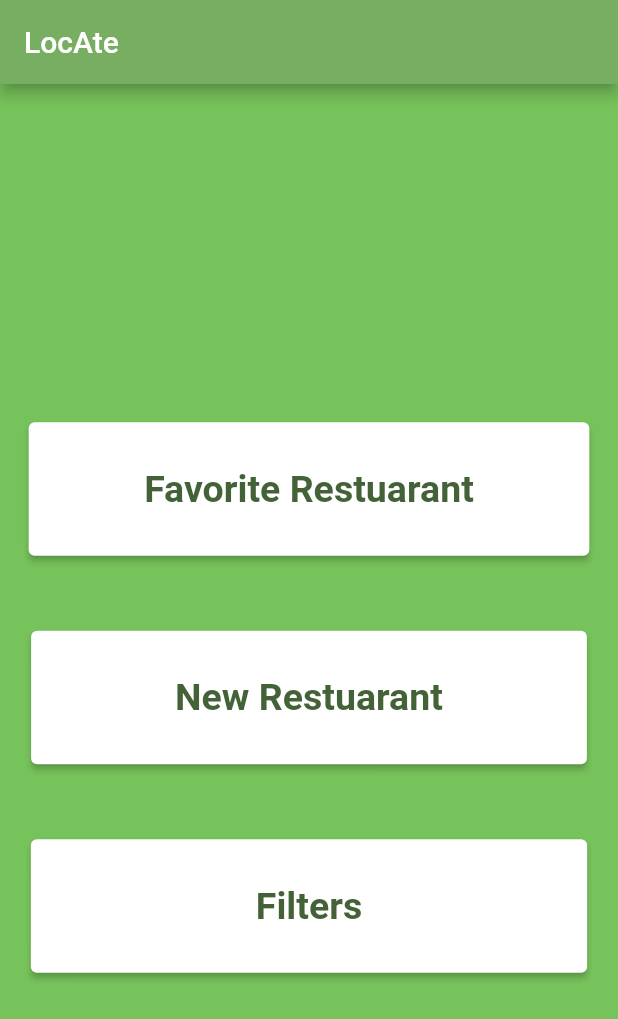
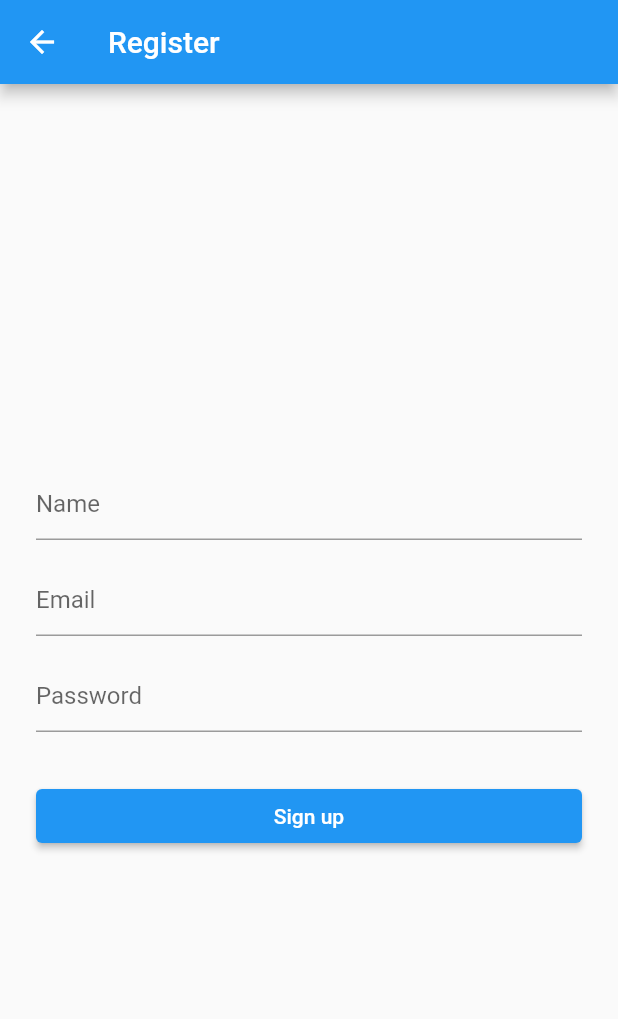
Before and after one commit to jeepy33/CS1530-2022Fall, a Flutter app: the screen it shows after launch, after a tap on "Sign Up", on a phone screen of 412 x 824 dp. Shown: the top 1019 px of the screen. Run offline on Flutter 3.47's test engine with Material 2 defaults, Android fonts, the phone set to English and light mode, and no system bars; our stand-ins replace carousel_slider, firebase_auth, firebase_core, iconly; missing offline and left inert: filter_list, spritewidget; accounts and stored records are empty.

Commit message:
implemented sign up page

```diff
--- a/lib/constants.dart
+++ b/lib/constants.dart
@@ -2,6 +2,7 @@ const String homeRoute = '/home';
 const String filterRoute = '/filter';
 const String loginRoute = '/login';
 const String signInRoute = '/sign_in';
+const String signUpRoute = '/sign_up';
 
 const String roll1Route = '/rollNew';
 const String roll2Route = '/rollFav';
--- a/lib/login.dart
+++ b/lib/login.dart
@@ -83,7 +83,7 @@ class _LoginPageState extends State<LoginPage> {
                   textStyle: const TextStyle(
                       fontSize: 25, fontWeight: FontWeight.bold)),
               onPressed: () {
-                Navigator.pushNamed(context, homeRoute,
+                Navigator.pushNamed(context, signUpRoute,
                     arguments: 'arguments/chose Templates');
               },
               child: const Text('Sign Up',
--- a/lib/router.dart
+++ b/lib/router.dart
@@ -5,6 +5,7 @@ import 'roll_favorite.dart';
 import 'roll_familiar.dart';
 import 'filter.dart';
 import 'sign_in.dart';
+import 'sign_up.dart';
 
 import 'constants.dart';
 
@@ -23,6 +24,8 @@ class Router {
         return MaterialPageRoute(builder: (_) => RollFamiliarPage());
       case signInRoute:
         return MaterialPageRoute(builder: (_) => SignInPage());
+      case signUpRoute:
+        return MaterialPageRoute(builder: (_) => SignUpPage());
       default:
         return MaterialPageRoute(
             builder: (_) => Scaffold(
--- a/lib/sign_in.dart
+++ b/lib/sign_in.dart
@@ -25,12 +25,11 @@ class _SignInPageState extends State<SignInPage> {
   Future<FirebaseApp> _initializeFirebase() async {
     FirebaseOptions firebaseConfig = DefaultFirebaseOptions.currentPlatform;
     FirebaseApp firebaseApp = await Firebase.initializeApp(options: firebaseConfig);
-    firebaseApp.options;
     User? user = FirebaseAuth.instance.currentUser;
 
     if (user != null && mounted) {
-      Navigator.pushNamed(context, homeRoute,
-          arguments: 'arguments/chose Templates');
+      //Navigator.pushNamed(context, homeRoute,
+          //arguments: 'arguments/chose Templates');
     }
 
     return firebaseApp;
@@ -38,28 +37,6 @@ class _SignInPageState extends State<SignInPage> {
 
   @override
   Widget build(BuildContext context) {
-    /*return Scaffold(
-      appBar: AppBar(
-        title: Text('Firebase Authentication'),
-      ),
-      body: FutureBuilder(
-        future: _initializeFirebase(),
-        builder: (context, snapshot) {
-          if (snapshot.connectionState == ConnectionState.done) {
-            return Column(
-              children: const [
-                Text('Login'),
-              ],
-            );
-          }
-          return const Center(
-            child: CircularProgressIndicator(),
-          );
-        },
-      ),
-    );*/
-
-
     return GestureDetector(
       onTap: () {
         _focusEmail.unfocus();
@@ -165,19 +142,6 @@ class _SignInPageState extends State<SignInPage> {
                                   ),
                                 ),
                               ),
-                              SizedBox(width: 24.0),
-                              Expanded(
-                                child: ElevatedButton(
-                                  onPressed: () {
-                                    Navigator.pushNamed(context, homeRoute,
-                                        arguments: 'arguments/chose Templates');
-                                  },
-                                  child: Text(
-                                    'Register',
-                                    style: TextStyle(color: Colors.white),
-                                  ),
-                                ),
-                              ),
                             ],
                           )
                         ],
--- /dev/null
+++ b/lib/sign_up.dart
@@ -0,0 +1,168 @@
+import 'package:firebase_core/firebase_core.dart';
+import 'package:flutter/material.dart';
+import 'constants.dart';
+import 'package:firebase_auth/firebase_auth.dart';
+import 'fire_auth.dart';
+import 'firebase_options.dart';
+import 'validator.dart';
+
+class SignUpPage extends StatefulWidget {
+  @override
+  _SignUpPageState createState() => _SignUpPageState();
+}
+
+class _SignUpPageState extends State<SignUpPage> {
+  final _registerFormKey = GlobalKey<FormState>();
+
+  final _nameTextController = TextEditingController();
+  final _emailTextController = TextEditingController();
+  final _passwordTextController = TextEditingController();
+
+  final _focusName = FocusNode();
+  final _focusEmail = FocusNode();
+  final _focusPassword = FocusNode();
+
+  bool _isProcessing = false;
+
+
+  Future<FirebaseApp> _initializeFirebase() async {
+    FirebaseOptions firebaseConfig = DefaultFirebaseOptions.currentPlatform;
+    FirebaseApp firebaseApp = await Firebase.initializeApp(options: firebaseConfig);
+
+    return firebaseApp;
+  }
+
+  @override
+  Widget build(BuildContext context) {
+    return GestureDetector(
+      onTap: () {
+        _focusName.unfocus();
+        _focusEmail.unfocus();
+        _focusPassword.unfocus();
+      },
+      child: Scaffold(
+        appBar: AppBar(
+          title: Text('Register'),
+        ),
+        body: FutureBuilder(
+          future: _initializeFirebase(),
+          builder: (context, snapshot) {
+            if (snapshot.connectionState == ConnectionState.done) {
+              return Padding(padding: const EdgeInsets.all(24.0),
+                child: Center(
+                  child: Column(
+                    mainAxisAlignment: MainAxisAlignment.center,
+                    children: [
+                      Form(
+                        key: _registerFormKey,
+                        child: Column(
+                          children: <Widget>[
+                            TextFormField(
+                              controller: _nameTextController,
+                              focusNode: _focusName,
+                              validator: (value) => Validator.validateName(
+                                name: value,
+                              ),
+                              decoration: InputDecoration(
+                                hintText: "Name",
+                                errorBorder: UnderlineInputBorder(
+                                  borderRadius: BorderRadius.circular(6.0),
+                                  borderSide: BorderSide(
+                                    color: Colors.red,
+                                  ),
+                                ),
+                              ),
+                            ),
+                            SizedBox(height: 16.0),
+                            TextFormField(
+                              controller: _emailTextController,
+                              focusNode: _focusEmail,
+                              validator: (value) => Validator.validateEmail(
+                                email: value,
+                              ),
+                              decoration: InputDecoration(
+                                hintText: "Email",
+                                errorBorder: UnderlineInputBorder(
+                                  borderRadius: BorderRadius.circular(6.0),
+                                  borderSide: BorderSide(
+                                    color: Colors.red,
+                                  ),
+                                ),
+                              ),
+                            ),
+                            SizedBox(height: 16.0),
+                            TextFormField(
+                              controller: _passwordTextController,
+                              focusNode: _focusPassword,
+                              obscureText: true,
+                              validator: (value) => Validator.validatePassword(
+                                password: value,
+                              ),
+                              decoration: InputDecoration(
+                                hintText: "Password",
+                                errorBorder: UnderlineInputBorder(
+                                  borderRadius: BorderRadius.circular(6.0),
+                                  borderSide: BorderSide(
+                                    color: Colors.red,
+                                  ),
+                                ),
+                              ),
+                            ),
+                            SizedBox(height: 32.0),
+                            _isProcessing
+                                ? CircularProgressIndicator()
+                                : Row(
+                              children: [
+                                Expanded(
+                                  child: ElevatedButton(
+                                    onPressed: () async {
+                                      setState(() {
+                                        _isProcessing = true;
+                                      });
+
+                                      if (_registerFormKey.currentState!
+                                          .validate()) {
+                                        User? user = await FireAuth
+                                            .registerUsingEmailPassword(
+                                          name: _nameTextController.text,
+                                          email: _emailTextController.text,
+                                          password:
+                                          _passwordTextController.text,
+                                        );
+
+                                        setState(() {
+                                          _isProcessing = false;
+                                        });
+
+                                        if (user != null) {
+                                          Navigator.pushNamed(context, homeRoute,
+                                              arguments: 'arguments/chose Templates');
+                                        }
+                                      }
+                                    },
+                                    child: Text(
+                                      'Sign up',
+                                      style: TextStyle(color: Colors.white),
+                                    ),
+                                  ),
+                                ),
+                              ],
+                            )
+                          ],
+                        ),
+                      )
+                    ],
+                  ),
+                ),
+              );
+            }
+            return Center(
+              child: CircularProgressIndicator(),
+            );
+          }
+
+        ),
+      ),
+    );
+  }
+}
```
